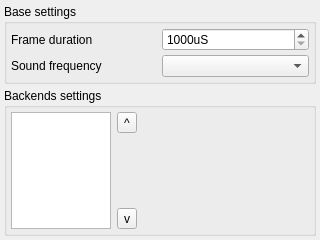
Above: apps/zxtune-qt/ui/preferences/sound.ui from vitamin-caig/zxtune before the change. Below: the same form after it.
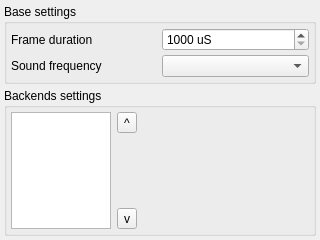
That is the form after the change.

```diff
--- a/apps/zxtune-qt/ui/preferences/sound.ui
+++ b/apps/zxtune-qt/ui/preferences/sound.ui
@@ -33,7 +33,7 @@
        <number>4</number>
       </property>
       <item row="0" column="0">
-       <widget class="QLabel">
+       <widget class="QLabel" name="frameDurationLabel">
         <property name="text">
          <string>Frame duration</string>
         </property>
@@ -42,7 +42,7 @@
       <item row="0" column="1">
        <widget class="QSpinBox" name="frameDurationValue">
         <property name="suffix">
-         <string>uS</string>
+         <string> uS</string>
         </property>
         <property name="minimum">
          <number>1000</number>
@@ -53,7 +53,7 @@
        </widget>
       </item>
       <item row="1" column="0">
-       <widget class="QLabel">
+       <widget class="QLabel" name="soundFrequencyLabel">
         <property name="text">
          <string>Sound frequency</string>
         </property>
```
Left out of the diff: 2 changed lines with no effect on the pictures.
